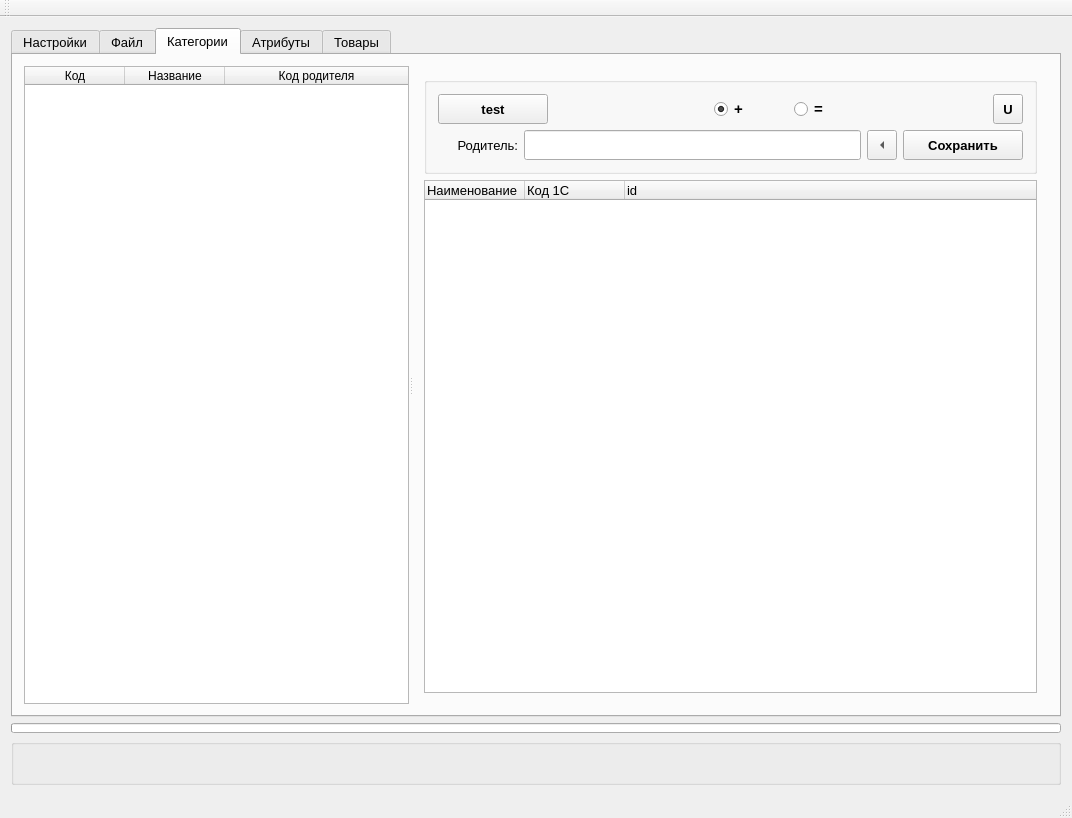
First picture: the form in ocMeridia/ocmeridia.ui, repository Skyrim78/ocMeridia, before the edit.
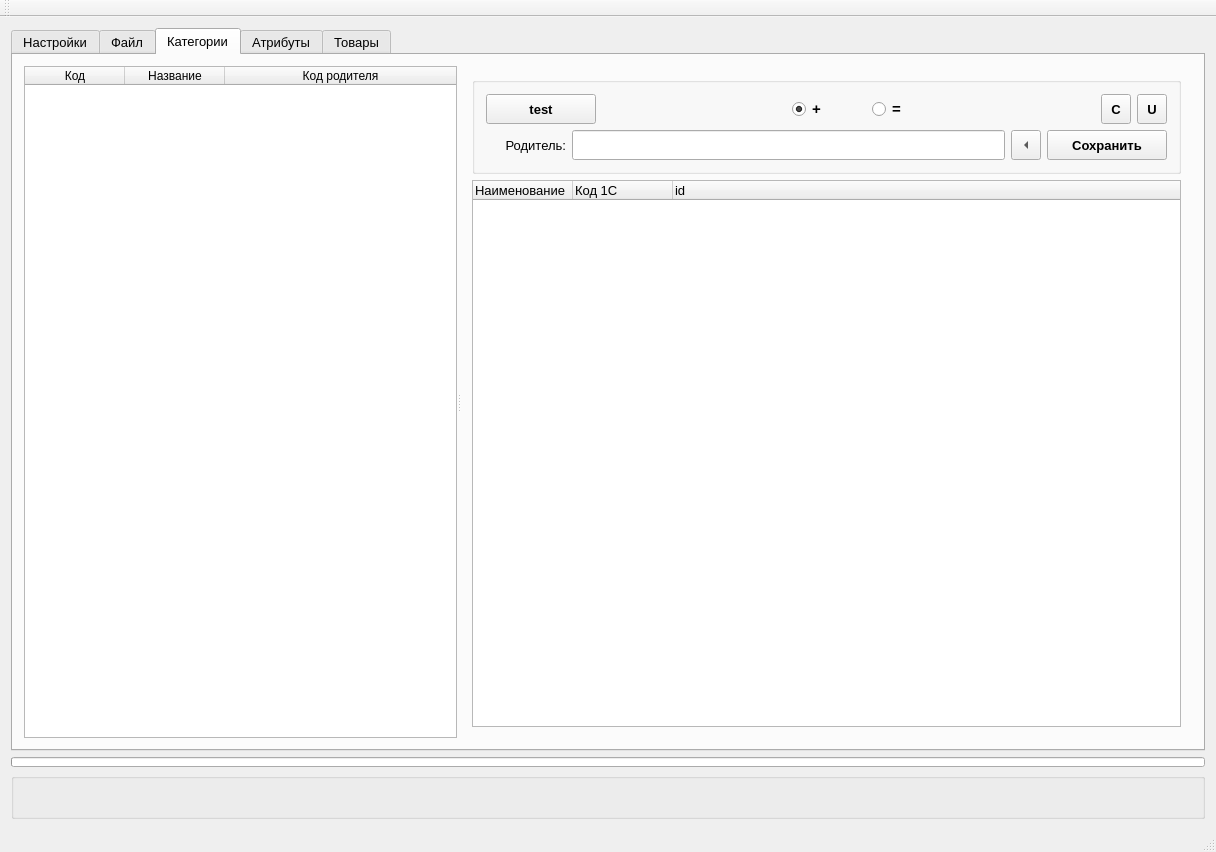
Second picture: the form after the edit. The open tabs and pages were chosen to show the change.

```diff
--- a/ocMeridia/ocmeridia.ui
+++ b/ocMeridia/ocmeridia.ui
@@ -6,8 +6,8 @@
    <rect>
     <x>0</x>
     <y>0</y>
-    <width>1072</width>
-    <height>818</height>
+    <width>1216</width>
+    <height>852</height>
    </rect>
   </property>
   <property name="font">
@@ -2335,6 +2335,31 @@
                        </property>
                       </spacer>
                      </item>
+                     <item>
+                      <widget class="QToolButton" name="toolButton_cat_connect">
+                       <property name="minimumSize">
+                        <size>
+                         <width>30</width>
+                         <height>30</height>
+                        </size>
+                       </property>
+                       <property name="maximumSize">
+                        <size>
+                         <width>30</width>
+                         <height>30</height>
+                        </size>
+                       </property>
+                       <property name="font">
+                        <font>
+                         <weight>75</weight>
+                         <bold>true</bold>
+                        </font>
+                       </property>
+                       <property name="text">
+                        <string>C</string>
+                       </property>
+                      </widget>
+                     </item>
                      <item>
                       <widget class="QToolButton" name="toolButton_cat_update">
                        <property name="minimumSize">
```
Left out of the diff: 31 changed lines with no effect on the pictures.
